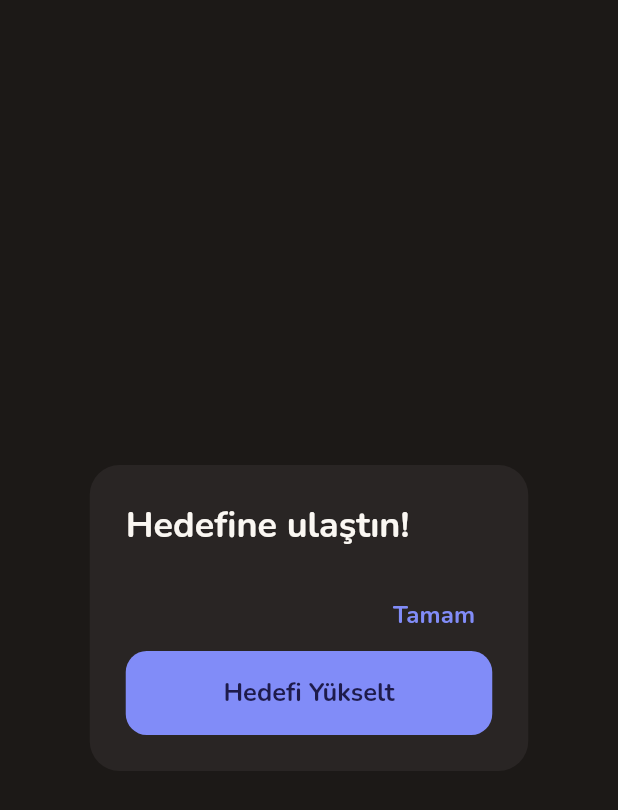
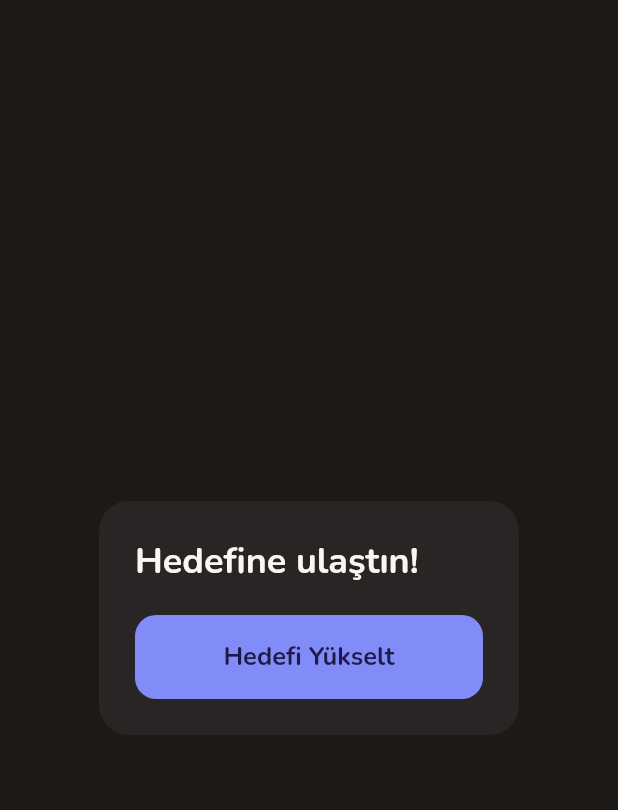
Before and after one commit to ogulcanismik/DenemeTakip, a Flutter app: the _HedefReachedDialog widget shown alone on an empty page, opened directly, on a phone screen of 412 x 824 dp. Shown: the top 810 px of the screen. Run offline on Flutter 3.47's test engine with Material 3 defaults, Android fonts, the phone set to English and light mode, and no system bars; our stand-ins replace fl_chart, flutter_riverpod, google_fonts, hive_flutter; accounts and stored records are empty.

Commit message:
Remove Tamam from hedef celebration dialog.
Keep only Hedefi Yükselt; dismiss via barrier tap or system back.

```diff
--- a/lib/ui/widgets/hedef_confetti.dart
+++ b/lib/ui/widgets/hedef_confetti.dart
@@ -98,10 +98,6 @@ class _HedefReachedDialog extends StatelessWidget {
         ),
       ),
       actions: [
-        TextButton(
-          onPressed: () => Navigator.pop(context, false),
-          child: const Text('Tamam'),
-        ),
         FilledButton(
           onPressed: () => Navigator.pop(context, true),
           child: const Text('Hedefi Yükselt'),
```
